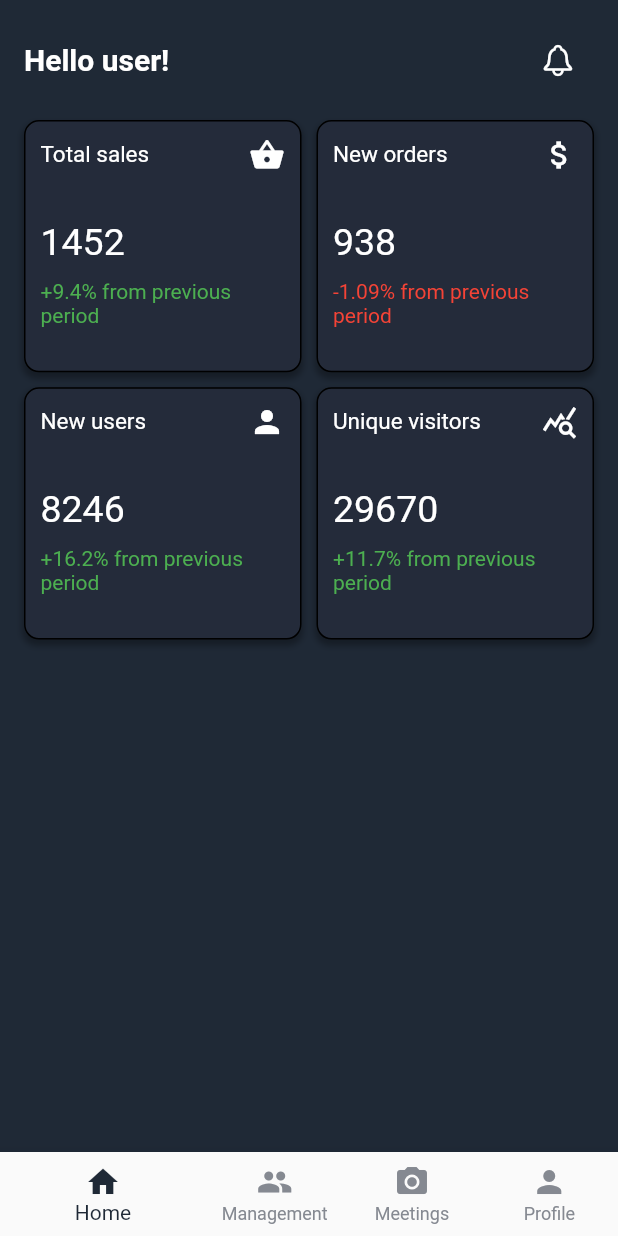
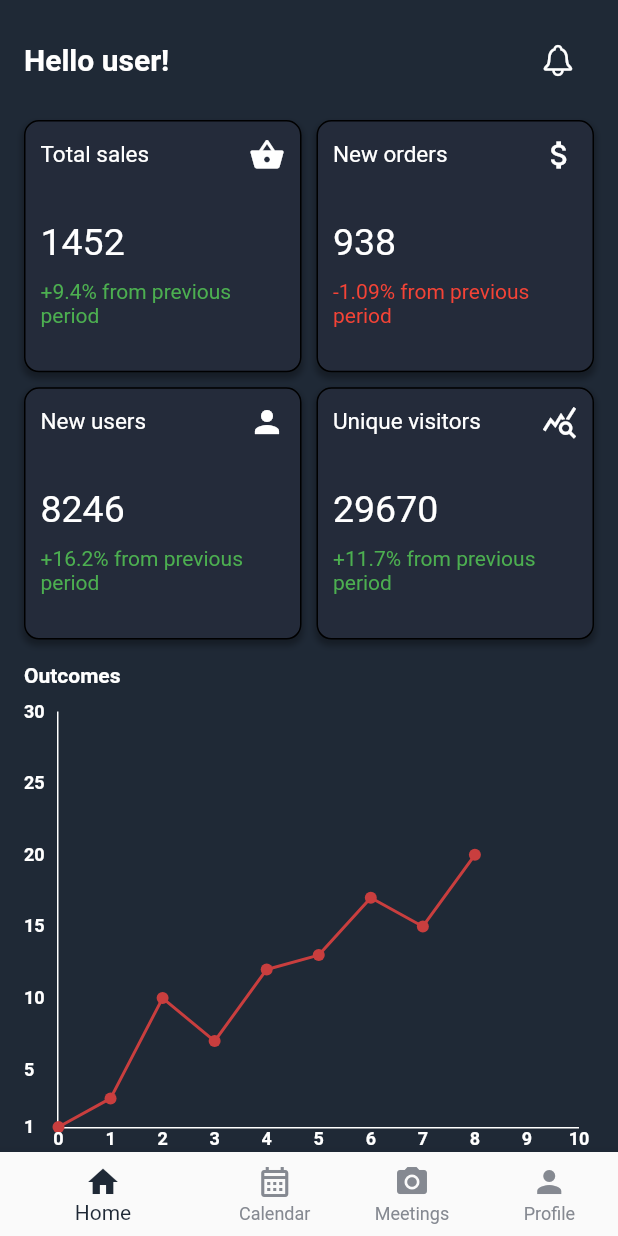
Before and after one commit to lobarashurova/bank_mobile, a Flutter app: the screen it shows after launch, on a phone screen of 412 x 824 dp. Run offline on Flutter 3.47's test engine with Material 3 defaults, Android fonts, the light colour scheme and no system bars; drawn by our look-alikes of fl_chart; our stand-ins replace flutter_svg, get_it, google_fonts, image_picker, mask_text_input_formatter, pinput and 2 more.

Commit message:
added line and bar chats to home, notifications, calendar total

```diff
--- a/lib/main.dart
+++ b/lib/main.dart
@@ -1,6 +1,5 @@
 import 'package:bank_mobile/app/injection/injecttion.dart';
 import 'package:bank_mobile/extensions/theme_extensions.dart';
-import 'package:bank_mobile/presentation/auth/start/begin_page.dart';
 import 'package:bank_mobile/presentation/main/main/main_page.dart';
 import 'package:flutter/material.dart';
 
@@ -18,9 +17,13 @@ class MyApp extends StatelessWidget {
       debugShowCheckedModeBanner: false,
       title: 'Bank Mobile',
       theme: ThemeData(
-        navigationBarTheme: NavigationBarThemeData(backgroundColor: context.colors.scaffoldColor),
+          navigationBarTheme: NavigationBarThemeData(
+              backgroundColor: context.colors.scaffoldColor),
           appBarTheme: AppBarTheme(
               backgroundColor: context.colors.scaffoldColor, elevation: 0),
+          textTheme: TextTheme(
+              displaySmall: TextStyle(color: context.colors.onPrimary)),
+
           useMaterial3: false,
           scaffoldBackgroundColor: context.colors.scaffoldColor),
       home: MainPage(),
--- a/lib/presentation/main/home/home_page.dart
+++ b/lib/presentation/main/home/home_page.dart
@@ -4,6 +4,9 @@ import 'package:bank_mobile/extensions/theme_extensions.dart';
 import 'package:bank_mobile/extensions/widget.dart';
 import 'package:bank_mobile/presentation/main/home/data/grid_item_data.dart';
 import 'package:bank_mobile/presentation/main/home/notifications/notifications_page.dart';
+import 'package:bank_mobile/presentation/main/home/widgets/bar_widget.dart';
+import 'package:bank_mobile/presentation/main/home/widgets/income_line_charts.dart';
+import 'package:bank_mobile/presentation/main/home/widgets/outcome_line.dart';
 import 'package:flutter/cupertino.dart';
 import 'package:flutter/material.dart';
 
@@ -15,6 +18,7 @@ class HomePage extends StatefulWidget {
 }
 
 class _HomePageState extends State<HomePage> {
+  final List<double> data = [10, 12, 8, 15, 7];
   final List<Item> items = [
     Item(
         "Total sales".s(15).c(Colors.white),
@@ -58,6 +62,7 @@ class _HomePageState extends State<HomePage> {
           child: Padding(
             padding: const EdgeInsets.all(16.0),
             child: Column(
+              crossAxisAlignment: CrossAxisAlignment.start,
               children: [
                 Row(
                   mainAxisAlignment: MainAxisAlignment.spaceBetween,
@@ -84,7 +89,6 @@ class _HomePageState extends State<HomePage> {
                     mainAxisSpacing: 10.0, // Space between rows
                   ),
                   itemCount: items.length,
-                  // Total number of items (2 rows * 3 columns)
                   itemBuilder: (context, index) {
                     return Container(
                         padding: const EdgeInsets.all(10),
@@ -95,11 +99,8 @@ class _HomePageState extends State<HomePage> {
                           boxShadow: [
                             BoxShadow(
                               color: Colors.black.withOpacity(0.3),
-                              // Shadow color
                               spreadRadius: 1,
-                              // Spread radius
                               blurRadius: 3,
-                              // Blur radius
                               offset: Offset(0, 3), // Offset of the shadow
                             ),
                           ],
@@ -118,7 +119,18 @@ class _HomePageState extends State<HomePage> {
                           ],
                         ));
                   },
-                )
+                ),
+                16.kh,
+                "Outcomes".s(14).w(600).c(context.colors.onPrimary),
+                16.kh,
+                OutcomeLine(),
+                "Incomes".s(14).w(600).c(context.colors.onPrimary),
+                16.kh,
+                InComeLine(),
+                16.kh,
+                "Daily benefit".s(14).w(600).c(context.colors.onPrimary),
+                32.kh,
+                BarWidget()
               ],
             ),
           ),
--- a/lib/presentation/main/home/notifications/notifications_page.dart
+++ b/lib/presentation/main/home/notifications/notifications_page.dart
@@ -16,7 +16,7 @@ class _NotificationsPageState extends State<NotificationsPage> {
   @override
   Widget build(BuildContext context) {
     return Scaffold(
-      appBar: BaseAppBar(
+      appBar: const BaseAppBar(
         title: "All notifications",
       ),
       body: Padding(
--- /dev/null
+++ b/lib/presentation/main/home/widgets/outcome_line.dart
@@ -0,0 +1,71 @@
+import 'package:bank_mobile/extensions/text_extensions.dart';
+import 'package:bank_mobile/extensions/theme_extensions.dart';
+import 'package:fl_chart/fl_chart.dart';
+import 'package:flutter/material.dart';
+
+class OutcomeLine extends StatelessWidget {
+  OutcomeLine({super.key});
+
+  List<FlSpot> points = const [
+    FlSpot(0, 1),
+    FlSpot(1, 3),
+    FlSpot(2, 10),
+    FlSpot(3, 7),
+    FlSpot(4, 12),
+    FlSpot(5, 13),
+    FlSpot(6, 17),
+    FlSpot(7, 15),
+    FlSpot(8, 20),
+  ];
+
+  @override
+  Widget build(BuildContext context) {
+    return Container(
+      margin: EdgeInsets.only(bottom: 16),
+      width: 370,
+      height: 300,
+      child: LineChart(
+        LineChartData(
+            maxX: 10,
+            maxY: 30,
+            lineBarsData: [
+              LineChartBarData(
+                  spots: points, color: context.colors.warningDark),
+            ],
+            borderData: FlBorderData(
+              border: Border(
+                  bottom: BorderSide(color: context.colors.onPrimary),
+                  left: BorderSide(color: context.colors.onPrimary)),
+            ),
+            titlesData: FlTitlesData(
+                rightTitles:
+                    AxisTitles(sideTitles: SideTitles(showTitles: false)),
+                topTitles:
+                    AxisTitles(sideTitles: SideTitles(showTitles: false)),
+                bottomTitles: AxisTitles(
+                    sideTitles: SideTitles(
+                        showTitles: true,
+                        getTitlesWidget: (value, meta) {
+                          return value
+                              .toInt()
+                              .toString()
+                              .s(12)
+                              .w(600)
+                              .c(context.colors.onPrimary);
+                        })),
+                leftTitles: AxisTitles(
+                    sideTitles: SideTitles(
+                        showTitles: true,
+                        getTitlesWidget: (value, meta) {
+                          return value
+                              .toInt()
+                              .toString()
+                              .s(12)
+                              .w(600)
+                              .c(context.colors.onPrimary);
+                        }))),
+            gridData: FlGridData(show: false)),
+      ),
+    );
+  }
+}
--- a/lib/presentation/main/main/main_page.dart
+++ b/lib/presentation/main/main/main_page.dart
@@ -1,7 +1,6 @@
-import 'package:bank_mobile/app/common/widgets/base_app_bar.dart';
 import 'package:bank_mobile/extensions/theme_extensions.dart';
+import 'package:bank_mobile/presentation/calendar/calendar_main/calendar_main_page.dart';
 import 'package:bank_mobile/presentation/main/home/home_page.dart';
-import 'package:bank_mobile/presentation/main/management/management_page.dart';
 import 'package:bank_mobile/presentation/main/meetings/meeting_page.dart';
 import 'package:flutter/material.dart';
 
@@ -17,13 +16,13 @@ class MainPage extends StatefulWidget {
 class _MainPageState extends State<MainPage> {
   List<Widget> screenList = [
     HomePage(),
-    ManagementPage(),
+    CalendarMainPage(),
     MeetingPage(),
     ProfilePage(),
-
   ];
 
   int _currentIndex = 0;
+
   void onTabTapped(int index) {
     setState(() {
       _currentIndex = index;
@@ -45,24 +44,31 @@ class _MainPageState extends State<MainPage> {
           BottomNavigationBarItem(
               icon: Icon(Icons.home, color: context.colors.display),
               label: 'Home',
-            activeIcon: Icon(Icons.home, color: context.colors.scaffoldColor,)
-          ),
+              activeIcon: Icon(
+                Icons.home,
+                color: context.colors.scaffoldColor,
+              )),
           BottomNavigationBarItem(
-            icon:  Icon(Icons.people, color: context.colors.display),
-            label: 'Management',
-            activeIcon: Icon(Icons.people, color: context.colors.scaffoldColor,)
-          ),
+              icon: Icon(Icons.calendar_month_outlined, color: context.colors.display),
+              label: 'Calendar',
+              activeIcon: Icon(
+                Icons.calendar_month_outlined,
+                color: context.colors.scaffoldColor,
+              )),
           BottomNavigationBarItem(
               icon: Icon(Icons.camera_alt, color: context.colors.display),
               label: 'Meetings',
-            activeIcon: Icon(Icons.camera_alt, color: context.colors.scaffoldColor,)
-          ),
-
+              activeIcon: Icon(
+                Icons.camera_alt,
+                color: context.colors.scaffoldColor,
+              )),
           BottomNavigationBarItem(
               icon: Icon(Icons.person, color: context.colors.display),
               label: 'Profile',
-            activeIcon: Icon(Icons.person, color: context.colors.scaffoldColor,)
-          ),
+              activeIcon: Icon(
+                Icons.person,
+                color: context.colors.scaffoldColor,
+              )),
         ],
       ),
     );
--- a/pubspec.yaml
+++ b/pubspec.yaml
@@ -22,6 +22,8 @@ dependencies:
   flutter_svg: any
   pinput: ^4.0.0
   image_picker: ^1.1.2
+  table_calendar: ^3.1.2
+  fl_chart: ^0.69.0
 
 
 dev_dependencies:
```
Also changed, not shown: lib/presentation/calendar/calendar_main/calendar_main_page.dart (added, +210 -0 lines), lib/presentation/main/home/widgets/bar_widget.dart (added, +84 -0 lines), lib/presentation/main/home/widgets/income_line_charts.dart (added, +73 -0 lines), lib/presentation/main/profile/profile_page.dart (+12 -9 lines), lib/utils/calendar_utils.dart (added, +50 -0 lines), pubspec.lock. Lines whose indentation alone changed are shown as unchanged.
